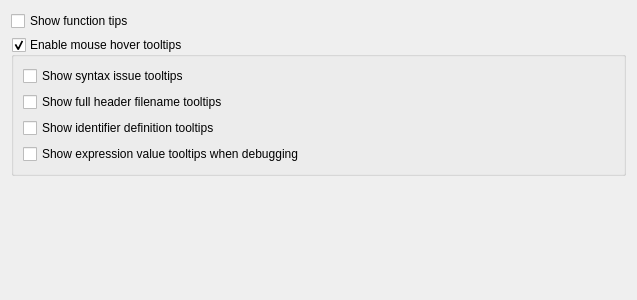
The window that RedPandaIDE/settingsdialog/editortooltipswidget.ui (royqh1979/RedPanda-CPP) describes before a commit, drawn with Qt 5.
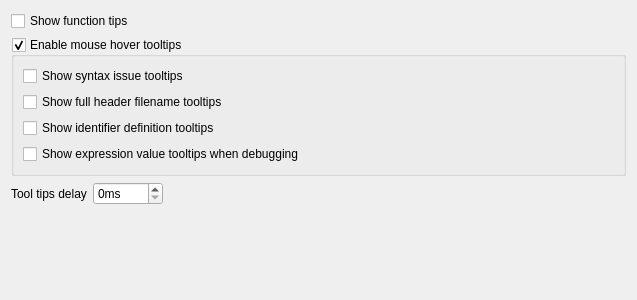
The same window after the commit.

Commit message: - enhancement: Delay for tooltips.   - enhancement: "Tool tips delay" option in Options/editor/Tooltips

What changed in the file:
```diff
--- a/RedPandaIDE/settingsdialog/editortooltipswidget.ui
+++ b/RedPandaIDE/settingsdialog/editortooltipswidget.ui
@@ -61,6 +61,57 @@
      </layout>
     </widget>
    </item>
+   <item>
+    <widget class="QWidget" name="widget" native="true">
+     <layout class="QHBoxLayout" name="horizontalLayout">
+      <property name="leftMargin">
+       <number>0</number>
+      </property>
+      <property name="topMargin">
+       <number>0</number>
+      </property>
+      <property name="rightMargin">
+       <number>0</number>
+      </property>
+      <property name="bottomMargin">
+       <number>0</number>
+      </property>
+      <item>
+       <widget class="QLabel" name="label">
+        <property name="text">
+         <string>Tool tips delay</string>
+        </property>
+       </widget>
+      </item>
+      <item>
+       <widget class="QSpinBox" name="spinTipsDelay">
+        <property name="suffix">
+         <string>ms</string>
+        </property>
+        <property name="maximum">
+         <number>5000</number>
+        </property>
+        <property name="singleStep">
+         <number>100</number>
+        </property>
+       </widget>
+      </item>
+      <item>
+       <spacer name="horizontalSpacer">
+        <property name="orientation">
+         <enum>Qt::Horizontal</enum>
+        </property>
+        <property name="sizeHint" stdset="0">
+         <size>
+          <width>40</width>
+          <height>20</height>
+         </size>
+        </property>
+       </spacer>
+      </item>
+     </layout>
+    </widget>
+   </item>
    <item>
     <spacer name="verticalSpacer">
      <property name="orientation">
```
The commit also changes 9 other files.
